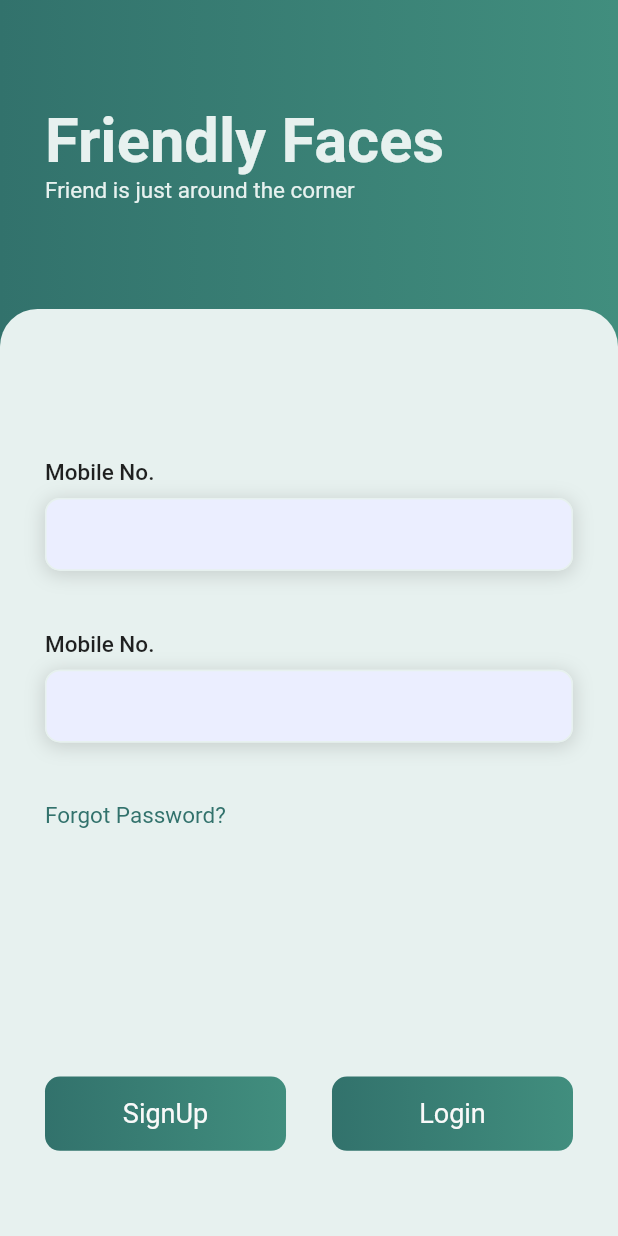
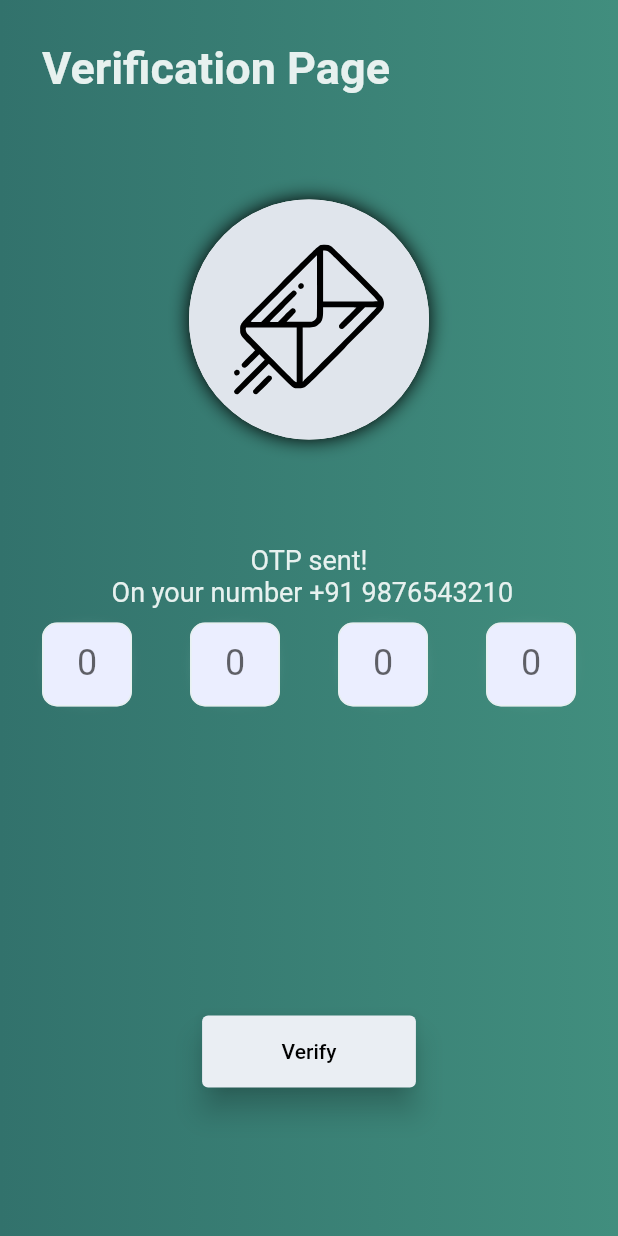
Before and after one commit to m0hit-kumar/Friendly-Faces, a Flutter app: the screen it shows after launch, on a phone screen of 412 x 824 dp. Run offline on Flutter 3.47's test engine with Material 2 defaults, Android fonts, the phone set to English and light mode, and no system bars; our stand-ins replace firebase_core, flutter_svg, get; accounts and stored records are empty.

Commit message:
otp page ui

```diff
--- a/lib/main.dart
+++ b/lib/main.dart
@@ -1,8 +1,8 @@
 import 'package:firebase_core/firebase_core.dart';
 import 'package:flutter/material.dart';
 import 'package:friendly_faces/pages/auth/auth_page.dart';
+import 'package:friendly_faces/pages/auth/otp_page.dart';
 import 'package:get/get.dart';
-
 import 'firebase_options.dart';
 
 Future<void> main() async {
@@ -20,10 +20,17 @@ class MyApp extends StatelessWidget {
   @override
   Widget build(BuildContext context) {
     return GetMaterialApp(
-      initialRoute: "/auth",
+      initialRoute: "/otpPage",
       debugShowCheckedModeBanner: false,
       getPages: [
-        GetPage(name: '/auth', page: () => const AuthPage()),
+        GetPage(
+          name: '/auth',
+          page: () => const AuthPage(),
+        ),
+        GetPage(
+          name: "/otpPage",
+          page: () => const AdminOTPScreen(),
+        ),
       ],
     );
   }
--- a/lib/pages/auth/auth_page.dart
+++ b/lib/pages/auth/auth_page.dart
@@ -52,7 +52,8 @@ class _AuthPageState extends State<AuthPage> {
                   ]),
             ),
           ),
-          Container(
+          SingleChildScrollView(
+            child: Container(
                 width: Get.width,
                 decoration: BoxDecoration(
                   color: constants.whiteBackground,
@@ -63,8 +64,8 @@ class _AuthPageState extends State<AuthPage> {
                 ),
                 height: Get.height * 3 / 4,
                 child: Padding(
-                padding:
-                    const EdgeInsets.only(left: 30.0, right: 30.0, top: 100.0),
+                  padding: const EdgeInsets.only(
+                      left: 30.0, right: 30.0, top: 100.0),
                   child: Column(
                     crossAxisAlignment: CrossAxisAlignment.start,
                     children: [
@@ -83,7 +84,7 @@ class _AuthPageState extends State<AuthPage> {
                         isObscrue: false,
                         title: 'Mobile NO.',
                       ),
-                    SizedBox(
+                      const SizedBox(
                         height: 40.0,
                       ),
                       const Padding(
@@ -134,6 +135,7 @@ class _AuthPageState extends State<AuthPage> {
                     ],
                   ),
                 )),
+          ),
         ]),
       ),
     );
--- a/lib/pages/auth/otp_page.dart
+++ b/lib/pages/auth/otp_page.dart
@@ -0,0 +1,281 @@
+import 'package:flutter/material.dart';
+import 'package:flutter/services.dart';
+import 'package:flutter_svg/svg.dart';
+import 'package:friendly_faces/constants/constants.dart';
+import 'package:friendly_faces/widgets/custom_button.dart';
+import 'package:get/get.dart';
+
+class AdminOTPScreen extends StatefulWidget {
+  const AdminOTPScreen({super.key});
+
+  @override
+  State<AdminOTPScreen> createState() => _AdminOTPScreenState();
+}
+
+class _AdminOTPScreenState extends State<AdminOTPScreen> {
+  final _formKey = GlobalKey<FormState>();
+  final Map<String, TextEditingController> _otp = {
+    'pin1': TextEditingController(),
+    'pin2': TextEditingController(),
+    'pin3': TextEditingController(),
+    'pin4': TextEditingController(),
+  };
+
+  final constants = Get.put(Constants());
+  TextEditingController otpController = TextEditingController();
+  @override
+  Widget build(BuildContext context) {
+    return Scaffold(
+      body: SingleChildScrollView(
+        child: Container(
+          height: Get.height,
+          width: Get.width,
+          decoration: BoxDecoration(
+            gradient: LinearGradient(
+                colors: [constants.centerLeftColor, constants.centerRightColor],
+                begin: Alignment.centerLeft,
+                end: Alignment.centerRight),
+          ),
+          child: Padding(
+            padding: const EdgeInsets.all(28.0),
+            child: Column(
+              crossAxisAlignment: CrossAxisAlignment.start,
+              children: [
+                Text(
+                  "Verification Page",
+                  style: TextStyle(
+                      fontSize: 30,
+                      color: constants.whiteBackground,
+                      fontWeight: FontWeight.w700),
+                ),
+                Center(
+                  child: Container(
+                    decoration: const BoxDecoration(
+                      color: Colors.white,
+                      shape: BoxShape.circle,
+                      boxShadow: [
+                        BoxShadow(
+                            blurRadius: 10,
+                            color: Colors.black,
+                            spreadRadius: 0.2)
+                      ],
+                    ),
+                    height: 300,
+                    child: CircleAvatar(
+                      backgroundColor: const Color(0xffe0e5ec),
+                      radius: 80,
+                      child: SvgPicture.asset(
+                        width: 100,
+                        height: 100,
+                        'assets/images/email.svg',
+                      ),
+                    ),
+                  ),
+                ),
+                Center(
+                  child: Text(
+                    "OTP sent!\n On your number +91 9876543210",
+                    textAlign: TextAlign.center,
+                    style: TextStyle(
+                      fontSize: 18,
+                      color: constants.whiteBackground,
+                      // fontWeight: FontWeight.w700,
+                    ),
+                  ),
+                ),
+                const SizedBox(
+                  height: 10,
+                ),
+                Form(
+                  key: _formKey,
+                  child: Row(
+                    mainAxisAlignment: MainAxisAlignment.spaceBetween,
+                    children: [
+                      Container(
+                        decoration: BoxDecoration(
+                          boxShadow: const [
+                            BoxShadow(
+                              color: Color(0xffa3b1c6), // darker color
+                            ),
+                            BoxShadow(
+                              color: Color(0xffe0e5ec), // background color
+                              spreadRadius: -12.0,
+                              blurRadius: 12.0,
+                            ),
+                          ],
+                          color: constants.inputBackgroundColor,
+                          borderRadius: BorderRadius.circular(10),
+                          border: Border.all(color: constants.whiteBackground),
+                        ),
+                        width: 60,
+                        height: 56,
+                        child: TextFormField(
+                          controller: _otp["pin1"],
+                          onChanged: (value) {
+                            if (value.length == 1) {
+                              FocusScope.of(context).nextFocus();
+                            }
+                          },
+                          decoration: const InputDecoration(
+                            hintText: "0",
+                            border: InputBorder.none,
+                          ),
+                          autofocus: false,
+                          style: Theme.of(context).textTheme.headlineSmall,
+                          keyboardType: TextInputType.number,
+                          textAlign: TextAlign.center,
+                          inputFormatters: [
+                            LengthLimitingTextInputFormatter(1),
+                            FilteringTextInputFormatter.digitsOnly
+                          ],
+                        ),
+                      ),
+                      Container(
+                        decoration: BoxDecoration(
+                          boxShadow: const [
+                            BoxShadow(
+                              color: Color(0xffa3b1c6), // darker color
+                            ),
+                            BoxShadow(
+                              color: Color(0xffe0e5ec), // background color
+                              spreadRadius: -12.0,
+                              blurRadius: 12.0,
+                            ),
+                          ],
+                          color: constants.inputBackgroundColor,
+                          borderRadius: BorderRadius.circular(10),
+                          border: Border.all(color: constants.whiteBackground),
+                        ),
+                        width: 60,
+                        height: 56,
+                        child: TextFormField(
+                          controller: _otp["pin2"],
+                          onChanged: (value) {
+                            if (value.length == 1) {
+                              FocusScope.of(context).nextFocus();
+                            }
+                          },
+                          decoration: const InputDecoration(
+                            hintText: "0",
+                            border: InputBorder.none,
+                          ),
+                          autofocus: false,
+                          style: Theme.of(context).textTheme.headlineSmall,
+                          keyboardType: TextInputType.number,
+                          textAlign: TextAlign.center,
+                          inputFormatters: [
+                            LengthLimitingTextInputFormatter(1),
+                            FilteringTextInputFormatter.digitsOnly
+                          ],
+                        ),
+                      ),
+                      Container(
+                        decoration: BoxDecoration(
+                          boxShadow: const [
+                            BoxShadow(
+                              color: Color(0xffa3b1c6), // darker color
+                            ),
+                            BoxShadow(
+                              color: Color(0xffe0e5ec), // background color
+                              spreadRadius: -12.0,
+                              blurRadius: 12.0,
+                            ),
+                          ],
+                          color: constants.inputBackgroundColor,
+                          borderRadius: BorderRadius.circular(10),
+                          border: Border.all(color: constants.whiteBackground),
+                        ),
+                        width: 60,
+                        height: 56,
+                        child: TextFormField(
+                          controller: _otp["pin3"],
+                          onChanged: (value) {
+                            if (value.length == 1) {
+                              FocusScope.of(context).nextFocus();
+                            }
+                          },
+                          decoration: const InputDecoration(
+                            hintText: "0",
+                            border: InputBorder.none,
+                          ),
+                          autofocus: false,
+                          style: Theme.of(context).textTheme.headlineSmall,
+                          keyboardType: TextInputType.number,
+                          textAlign: TextAlign.center,
+                          inputFormatters: [
+                            LengthLimitingTextInputFormatter(1),
+                            FilteringTextInputFormatter.digitsOnly
+                          ],
+                        ),
+                      ),
+                      Container(
+                        decoration: BoxDecoration(
+                          boxShadow: const [
+                            BoxShadow(
+                              color: Color(0xffa3b1c6), // darker color
+                            ),
+                            BoxShadow(
+                              color: Color(0xffe0e5ec), // background color
+                              spreadRadius: -12.0,
+                              blurRadius: 12.0,
+                            ),
+                          ],
+                          color: constants.inputBackgroundColor,
+                          borderRadius: BorderRadius.circular(10),
+                          border: Border.all(color: constants.whiteBackground),
+                        ),
+                        width: 60,
+                        height: 56,
+                        child: TextFormField(
+                          controller: _otp["pin4"],
+                          onChanged: (value) {
+                            if (value.length == 1) {
+                              FocusScope.of(context).nextFocus();
+                            }
+                          },
+                          decoration: const InputDecoration(
+                            hintText: "0",
+                            border: InputBorder.none,
+                          ),
+                          autofocus: false,
+                          style: Theme.of(context).textTheme.headlineSmall,
+                          keyboardType: TextInputType.number,
+                          textAlign: TextAlign.center,
+                          inputFormatters: [
+                            LengthLimitingTextInputFormatter(1),
+                            FilteringTextInputFormatter.digitsOnly
+                          ],
+                        ),
+                      ),
+                    ],
+                  ),
+                ),
+                SizedBox(
+                  height: Get.height / 4,
+                ),
+                Center(
+                  child: TextButton(
+                    style: TextButton.styleFrom(
+                      shadowColor: Colors.black,
+                      elevation: 8.0,
+                      backgroundColor: Color.fromARGB(255, 234, 238, 243),
+                    ),
+                    onPressed: () {
+                      print("0000000 ${_otp["pin1"]?.text}");
+                    },
+                    child: const Padding(
+                      padding: EdgeInsets.only(
+                          left: 45.0, right: 45.0, top: 8.0, bottom: 8.0),
+                      child:
+                          Text("Verify", style: TextStyle(color: Colors.black)),
+                    ),
+                  ),
+                )
+              ],
+            ),
+          ),
+        ),
+      ),
+    );
+  }
+}
--- a/pubspec.yaml
+++ b/pubspec.yaml
@@ -38,6 +38,7 @@ dependencies:
   cloud_firestore: ^4.3.1
   firebase_auth: ^4.2.5
   get: ^4.6.5
+  flutter_svg: ^1.1.6
 
 dev_dependencies:
   flutter_test:
@@ -64,6 +65,8 @@ flutter:
   # assets:
   #   - images/a_dot_burr.jpeg
   #   - images/a_dot_ham.jpeg
+  assets:
+    - assets/images/email.svg
 
   # An image asset can refer to one or more resolution-specific "variants", see
   # https://flutter.dev/assets-and-images/#resolution-aware
```
Also changed, not shown: assets/images/email.svg (added), assets/images/foodPlate.svg (added), assets/images/menu.svg (added), assets/images/reviews.svg (added), pubspec.lock. Lines whose indentation alone changed are shown as unchanged.
